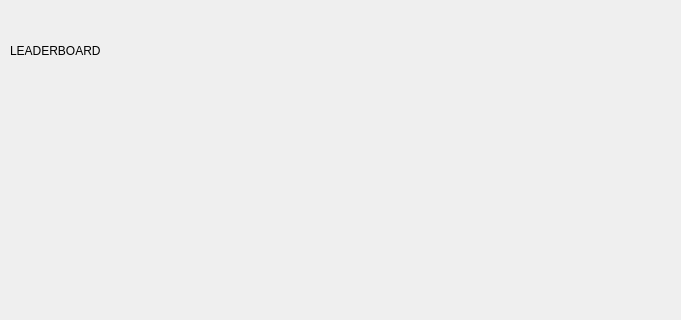
This is ctrial/leaderboardmenu.ui in padure11/Proiect-C- as Qt 5 draws it before an edit; both pictures show x 0 to 681 and y 0 to 320 of the 800 by 600 pixel window. The edited form follows.
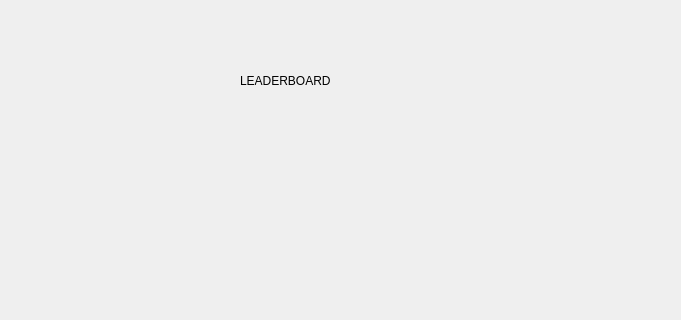
This is the edited form.

The edit to the form file:
```diff
--- a/ctrial/leaderboardmenu.ui
+++ b/ctrial/leaderboardmenu.ui
@@ -16,8 +16,8 @@
   <widget class="QLabel" name="label">
    <property name="geometry">
     <rect>
-     <x>10</x>
-     <y>0</y>
+     <x>240</x>
+     <y>30</y>
      <width>291</width>
      <height>101</height>
     </rect>
```
